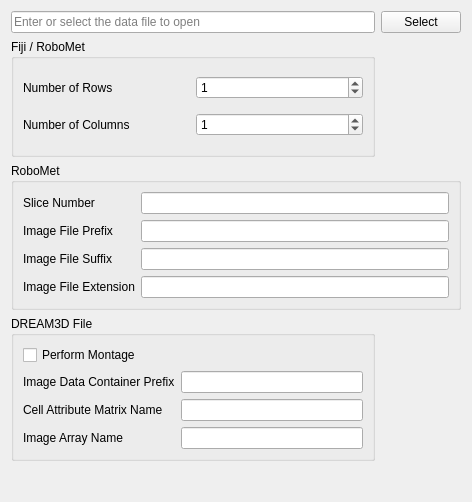
Old version of the form SIMPLVtkLib/Wizards/ImportMontage/UI_Files/EnterDataFilePage.ui in the repository tplatt77/SIMPLVtkLib.
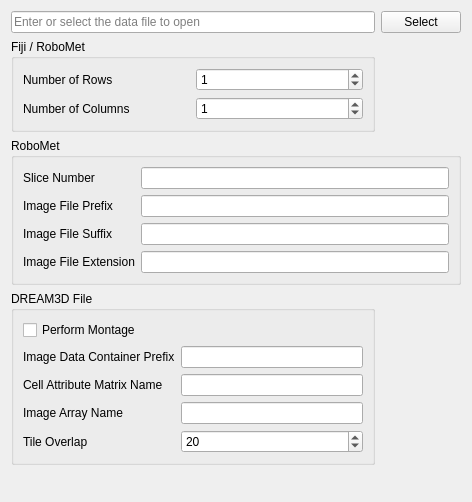
New version of the form.

Commit message: Added Tile Overlap to DREAM3D file use case in montage wizard

```diff
--- a/SIMPLVtkLib/Wizards/ImportMontage/UI_Files/EnterDataFilePage.ui
+++ b/SIMPLVtkLib/Wizards/ImportMontage/UI_Files/EnterDataFilePage.ui
@@ -179,6 +179,23 @@
         </property>
        </widget>
       </item>
+      <item row="4" column="0">
+       <widget class="QLabel" name="label_10">
+        <property name="text">
+         <string>Tile Overlap</string>
+        </property>
+       </widget>
+      </item>
+      <item row="4" column="1">
+       <widget class="QSpinBox" name="tileOverlapSB">
+        <property name="maximum">
+         <number>100</number>
+        </property>
+        <property name="value">
+         <number>20</number>
+        </property>
+       </widget>
+      </item>
      </layout>
     </widget>
    </item>
```
Left out of the diff: 14 changed lines with no effect on the pictures. The commit also changes 4 other files.
